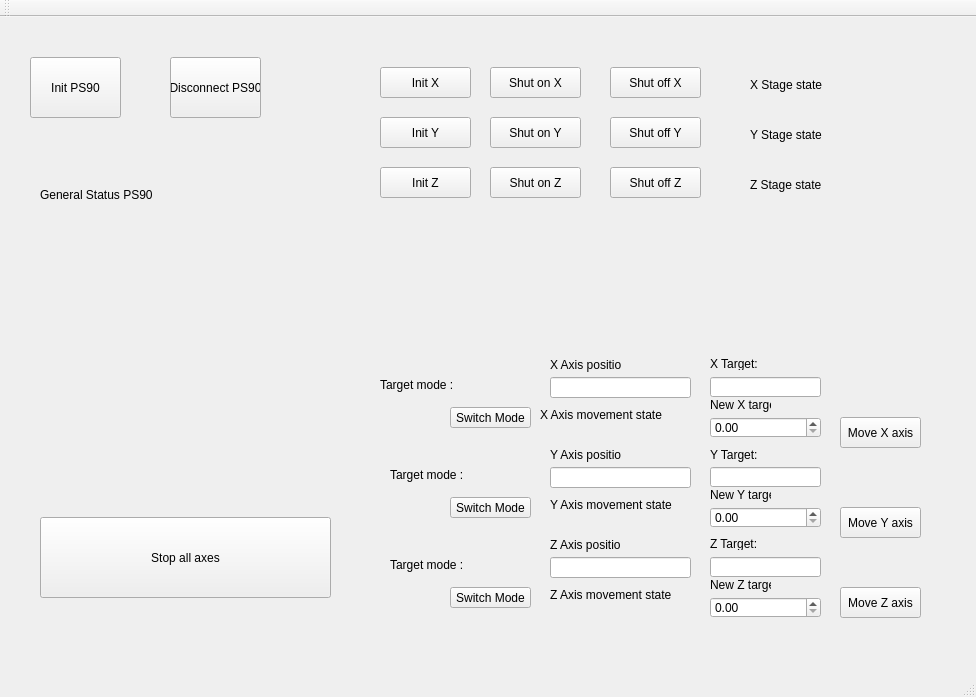
Old version of the form owis_controller.ui in the repository gitHleon/OWIS_controller_V0.
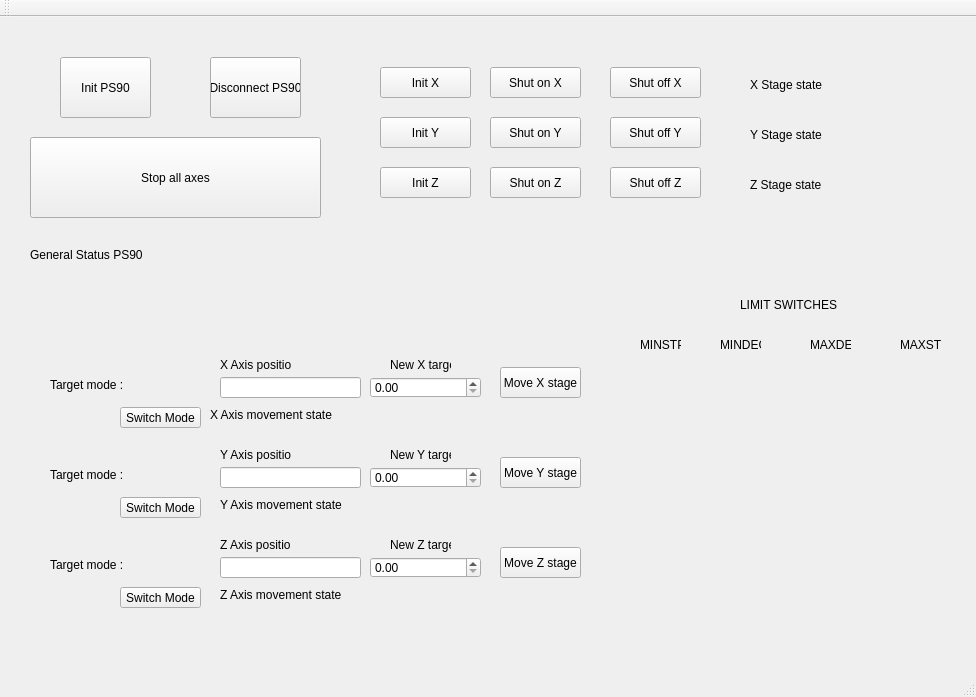
New version of the form.

```diff
--- a/owis_controller.ui
+++ b/owis_controller.ui
@@ -17,7 +17,7 @@
    <widget class="QLabel" name="label_2">
     <property name="geometry">
      <rect>
-      <x>550</x>
+      <x>220</x>
       <y>340</y>
       <width>71</width>
       <height>16</height>
@@ -30,7 +30,7 @@
    <widget class="QLabel" name="label_8">
     <property name="geometry">
      <rect>
-      <x>550</x>
+      <x>220</x>
       <y>520</y>
       <width>71</width>
       <height>16</height>
@@ -43,7 +43,7 @@
    <widget class="QPushButton" name="InitPS90Button">
     <property name="geometry">
      <rect>
-      <x>30</x>
+      <x>60</x>
       <y>40</y>
       <width>91</width>
       <height>61</height>
@@ -53,37 +53,11 @@
      <string>Init PS90</string>
     </property>
    </widget>
-   <widget class="QLineEdit" name="lineEdit_Target_value_X">
-    <property name="geometry">
-     <rect>
-      <x>710</x>
-      <y>360</y>
-      <width>111</width>
-      <height>20</height>
-     </rect>
-    </property>
-    <property name="readOnly">
-     <bool>true</bool>
-    </property>
-   </widget>
-   <widget class="QLabel" name="label_6">
-    <property name="geometry">
-     <rect>
-      <x>710</x>
-      <y>430</y>
-      <width>61</width>
-      <height>16</height>
-     </rect>
-    </property>
-    <property name="text">
-     <string>Y Target: </string>
-    </property>
-   </widget>
    <widget class="QLabel" name="label_10">
     <property name="geometry">
      <rect>
-      <x>710</x>
-      <y>560</y>
+      <x>390</x>
+      <y>520</y>
       <width>61</width>
       <height>16</height>
      </rect>
@@ -95,20 +69,20 @@
    <widget class="QPushButton" name="moveAxisButton_X">
     <property name="geometry">
      <rect>
-      <x>840</x>
-      <y>400</y>
+      <x>500</x>
+      <y>350</y>
       <width>81</width>
       <height>31</height>
      </rect>
     </property>
     <property name="text">
-     <string>Move X axis</string>
+     <string>Move X stage</string>
     </property>
    </widget>
    <widget class="QLabel" name="label_axis_movement_X">
     <property name="geometry">
      <rect>
-      <x>540</x>
+      <x>210</x>
       <y>390</y>
       <width>161</width>
       <height>16</height>
@@ -118,23 +92,10 @@
      <string>X Axis movement state</string>
     </property>
    </widget>
-   <widget class="QLineEdit" name="lineEdit_Target_value_Z">
-    <property name="geometry">
-     <rect>
-      <x>710</x>
-      <y>540</y>
-      <width>111</width>
-      <height>20</height>
-     </rect>
-    </property>
-    <property name="readOnly">
-     <bool>true</bool>
-    </property>
-   </widget>
    <widget class="QLabel" name="label_axis_target_mode_Z">
     <property name="geometry">
      <rect>
-      <x>390</x>
+      <x>50</x>
       <y>540</y>
       <width>141</width>
       <height>16</height>
@@ -144,23 +105,10 @@
      <string>Target mode :</string>
     </property>
    </widget>
-   <widget class="QLineEdit" name="lineEdit_Target_value_Y">
-    <property name="geometry">
-     <rect>
-      <x>710</x>
-      <y>450</y>
-      <width>111</width>
-      <height>20</height>
-     </rect>
-    </property>
-    <property name="readOnly">
-     <bool>true</bool>
-    </property>
-   </widget>
    <widget class="QLabel" name="label_axis_movement_Y">
     <property name="geometry">
      <rect>
-      <x>550</x>
+      <x>220</x>
       <y>480</y>
       <width>161</width>
       <height>16</height>
@@ -173,7 +121,7 @@
    <widget class="QLabel" name="label_axis_movement_Z">
     <property name="geometry">
      <rect>
-      <x>550</x>
+      <x>220</x>
       <y>570</y>
       <width>161</width>
       <height>16</height>
@@ -186,7 +134,7 @@
    <widget class="QPushButton" name="switchModeButton_X">
     <property name="geometry">
      <rect>
-      <x>450</x>
+      <x>120</x>
       <y>390</y>
       <width>81</width>
       <height>21</height>
@@ -199,7 +147,7 @@
    <widget class="QLabel" name="label_axis_target_mode_Y">
     <property name="geometry">
      <rect>
-      <x>390</x>
+      <x>50</x>
       <y>450</y>
       <width>141</width>
       <height>16</height>
@@ -212,7 +160,7 @@
    <widget class="QLabel" name="label_axis_target_mode_X">
     <property name="geometry">
      <rect>
-      <x>380</x>
+      <x>50</x>
       <y>360</y>
       <width>141</width>
       <height>16</height>
@@ -225,7 +173,7 @@
    <widget class="QLineEdit" name="lineEdit_axis_pos_Y">
     <property name="geometry">
      <rect>
-      <x>550</x>
+      <x>220</x>
       <y>450</y>
       <width>141</width>
       <height>21</height>
@@ -238,8 +186,8 @@
    <widget class="QDoubleSpinBox" name="doubleSpinBox_newTarget_value_X">
     <property name="geometry">
      <rect>
-      <x>710</x>
-      <y>400</y>
+      <x>370</x>
+      <y>360</y>
       <width>111</width>
       <height>21</height>
      </rect>
@@ -251,21 +199,21 @@
    <widget class="QPushButton" name="moveAxisButton_Y">
     <property name="geometry">
      <rect>
-      <x>840</x>
-      <y>490</y>
+      <x>500</x>
+      <y>440</y>
       <width>81</width>
       <height>31</height>
      </rect>
     </property>
     <property name="text">
-     <string>Move Y axis</string>
+     <string>Move Y stage</string>
     </property>
    </widget>
    <widget class="QDoubleSpinBox" name="doubleSpinBox_newTarget_value_Y">
     <property name="geometry">
      <rect>
-      <x>710</x>
-      <y>490</y>
+      <x>370</x>
+      <y>450</y>
       <width>111</width>
       <height>21</height>
      </rect>
@@ -274,8 +222,8 @@
    <widget class="QPushButton" name="stopButton">
     <property name="geometry">
      <rect>
-      <x>40</x>
-      <y>500</y>
+      <x>30</x>
+      <y>120</y>
       <width>291</width>
       <height>81</height>
      </rect>
@@ -287,8 +235,8 @@
    <widget class="QLabel" name="label_7">
     <property name="geometry">
      <rect>
-      <x>710</x>
-      <y>470</y>
+      <x>390</x>
+      <y>430</y>
       <width>61</width>
       <height>16</height>
      </rect>
@@ -297,23 +245,10 @@
      <string>New Y target: </string>
     </property>
    </widget>
-   <widget class="QLabel" name="label_3">
-    <property name="geometry">
-     <rect>
-      <x>710</x>
-      <y>340</y>
-      <width>47</width>
-      <height>13</height>
-     </rect>
-    </property>
-    <property name="text">
-     <string>X Target: </string>
-    </property>
-   </widget>
    <widget class="QLabel" name="label_5">
     <property name="geometry">
      <rect>
-      <x>550</x>
+      <x>220</x>
       <y>430</y>
       <width>71</width>
       <height>16</height>
@@ -326,7 +261,7 @@
    <widget class="QPushButton" name="switchModeButton_Y">
     <property name="geometry">
      <rect>
-      <x>450</x>
+      <x>120</x>
       <y>480</y>
       <width>81</width>
       <height>21</height>
@@ -339,7 +274,7 @@
    <widget class="QLineEdit" name="lineEdit_axis_pos_X">
     <property name="geometry">
      <rect>
-      <x>550</x>
+      <x>220</x>
       <y>360</y>
       <width>141</width>
       <height>21</height>
@@ -352,7 +287,7 @@
    <widget class="QPushButton" name="switchModeButton_Z">
     <property name="geometry">
      <rect>
-      <x>450</x>
+      <x>120</x>
       <y>570</y>
       <width>81</width>
       <height>21</height>
@@ -365,7 +300,7 @@
    <widget class="QLineEdit" name="lineEdit_axis_pos_Z">
     <property name="geometry">
      <rect>
-      <x>550</x>
+      <x>220</x>
       <y>540</y>
       <width>141</width>
       <height>21</height>
@@ -378,8 +313,8 @@
    <widget class="QDoubleSpinBox" name="doubleSpinBox_newTarget_value_Z">
     <property name="geometry">
      <rect>
-      <x>710</x>
-      <y>580</y>
+      <x>370</x>
+      <y>540</y>
       <width>111</width>
       <height>21</height>
      </rect>
@@ -388,34 +323,21 @@
    <widget class="QPushButton" name="moveAxisButton_Z">
     <property name="geometry">
      <rect>
-      <x>840</x>
-      <y>570</y>
+      <x>500</x>
+      <y>530</y>
       <width>81</width>
       <height>31</height>
      </rect>
     </property>
     <property name="text">
-     <string>Move Z axis</string>
-    </property>
-   </widget>
-   <widget class="QLabel" name="label_9">
-    <property name="geometry">
-     <rect>
-      <x>710</x>
-      <y>520</y>
-      <width>47</width>
-      <height>13</height>
-     </rect>
-    </property>
-    <property name="text">
-     <string>Z Target: </string>
+     <string>Move Z stage</string>
     </property>
    </widget>
    <widget class="QLabel" name="label_4">
     <property name="geometry">
      <rect>
-      <x>710</x>
-      <y>380</y>
+      <x>390</x>
+      <y>340</y>
       <width>61</width>
       <height>16</height>
      </rect>
@@ -544,7 +466,7 @@
    <widget class="QPushButton" name="DisconnectButton">
     <property name="geometry">
      <rect>
-      <x>170</x>
+      <x>210</x>
       <y>40</y>
       <width>91</width>
       <height>61</height>
@@ -557,8 +479,8 @@
    <widget class="QLabel" name="label_PS90_general_status">
     <property name="geometry">
      <rect>
-      <x>40</x>
-      <y>170</y>
+      <x>30</x>
+      <y>230</y>
       <width>161</width>
       <height>16</height>
      </rect>
@@ -606,6 +528,227 @@
      <string>Shut on Z</string>
     </property>
    </widget>
+   <widget class="QLabel" name="label_3">
+    <property name="geometry">
+     <rect>
+      <x>640</x>
+      <y>320</y>
+      <width>41</width>
+      <height>16</height>
+     </rect>
+    </property>
+    <property name="text">
+     <string>MINSTP</string>
+    </property>
+   </widget>
+   <widget class="QLabel" name="label_6">
+    <property name="geometry">
+     <rect>
+      <x>720</x>
+      <y>320</y>
+      <width>41</width>
+      <height>16</height>
+     </rect>
+    </property>
+    <property name="text">
+     <string>MINDEC</string>
+    </property>
+   </widget>
+   <widget class="QLabel" name="label_9">
+    <property name="geometry">
+     <rect>
+      <x>810</x>
+      <y>320</y>
+      <width>41</width>
+      <height>16</height>
+     </rect>
+    </property>
+    <property name="text">
+     <string>MAXDEC</string>
+    </property>
+   </widget>
+   <widget class="QLabel" name="label_11">
+    <property name="geometry">
+     <rect>
+      <x>900</x>
+      <y>320</y>
+      <width>41</width>
+      <height>16</height>
+     </rect>
+    </property>
+    <property name="text">
+     <string>MAXSTP</string>
+    </property>
+   </widget>
+   <widget class="QLabel" name="label_12">
+    <property name="geometry">
+     <rect>
+      <x>740</x>
+      <y>280</y>
+      <width>111</width>
+      <height>16</height>
+     </rect>
+    </property>
+    <property name="text">
+     <string>LIMIT SWITCHES</string>
+    </property>
+   </widget>
+   <widget class="QLabel" name="label_minstp_x">
+    <property name="geometry">
+     <rect>
+      <x>630</x>
+      <y>360</y>
+      <width>61</width>
+      <height>16</height>
+     </rect>
+    </property>
+    <property name="text">
+     <string/>
+    </property>
+   </widget>
+   <widget class="QLabel" name="label_mindec_x">
+    <property name="geometry">
+     <rect>
+      <x>720</x>
+      <y>360</y>
+      <width>61</width>
+      <height>16</height>
+     </rect>
+    </property>
+    <property name="text">
+     <string/>
+    </property>
+   </widget>
+   <widget class="QLabel" name="label_maxdec_x">
+    <property name="geometry">
+     <rect>
+      <x>800</x>
+      <y>360</y>
+      <width>61</width>
+      <height>16</height>
+     </rect>
+    </property>
+    <property name="text">
+     <string/>
+    </property>
+   </widget>
+   <widget class="QLabel" name="label_maxstp_x">
+    <property name="geometry">
+     <rect>
+      <x>890</x>
+      <y>360</y>
+      <width>61</width>
+      <height>16</height>
+     </rect>
+    </property>
+    <property name="text">
+     <string/>
+    </property>
+   </widget>
+   <widget class="QLabel" name="label_maxdec_y">
+    <property name="geometry">
+     <rect>
+      <x>800</x>
+      <y>450</y>
+      <width>61</width>
+      <height>16</height>
+     </rect>
+    </property>
+    <property name="text">
+     <string/>
+    </property>
+   </widget>
+   <widget class="QLabel" name="label_minstp_y">
+    <property name="geometry">
+     <rect>
+      <x>630</x>
+      <y>450</y>
+      <width>61</width>
+      <height>16</height>
+     </rect>
+    </property>
+    <property name="text">
+     <string/>
+    </property>
+   </widget>
+   <widget class="QLabel" name="label_mindec_y">
+    <property name="geometry">
+     <rect>
+      <x>720</x>
+      <y>450</y>
+      <width>61</width>
+      <height>16</height>
+     </rect>
+    </property>
+    <property name="text">
+     <string/>
+    </property>
+   </widget>
+   <widget class="QLabel" name="label_maxstp_y">
+    <property name="geometry">
+     <rect>
+      <x>890</x>
+      <y>450</y>
+      <width>61</width>
+      <height>16</height>
+     </rect>
+    </property>
+    <property name="text">
+     <string/>
+    </property>
+   </widget>
+   <widget class="QLabel" name="label_maxdec_z">
+    <property name="geometry">
+     <rect>
+      <x>800</x>
+      <y>540</y>
+      <width>61</width>
+      <height>16</height>
+     </rect>
+    </property>
+    <property name="text">
+     <string/>
+    </property>
+   </widget>
+   <widget class="QLabel" name="label_minstp_z">
+    <property name="geometry">
+     <rect>
+      <x>630</x>
+      <y>540</y>
+      <width>61</width>
+      <height>16</height>
+     </rect>
+    </property>
+    <property name="text">
+     <string/>
+    </property>
+   </widget>
+   <widget class="QLabel" name="label_mindec_z">
+    <property name="geometry">
+     <rect>
+      <x>720</x>
+      <y>540</y>
+      <width>61</width>
+      <height>16</height>
+     </rect>
+    </property>
+    <property name="text">
+     <string/>
+    </property>
+   </widget>
+   <widget class="QLabel" name="label_maxstp_z">
+    <property name="geometry">
+     <rect>
+      <x>890</x>
+      <y>540</y>
+      <width>61</width>
+      <height>16</height>
+     </rect>
+    </property>
+    <property name="text">
+     <string/>
+    </property>
+   </widget>
   </widget>
   <widget class="QMenuBar" name="menuBar">
    <property name="geometry">
```
